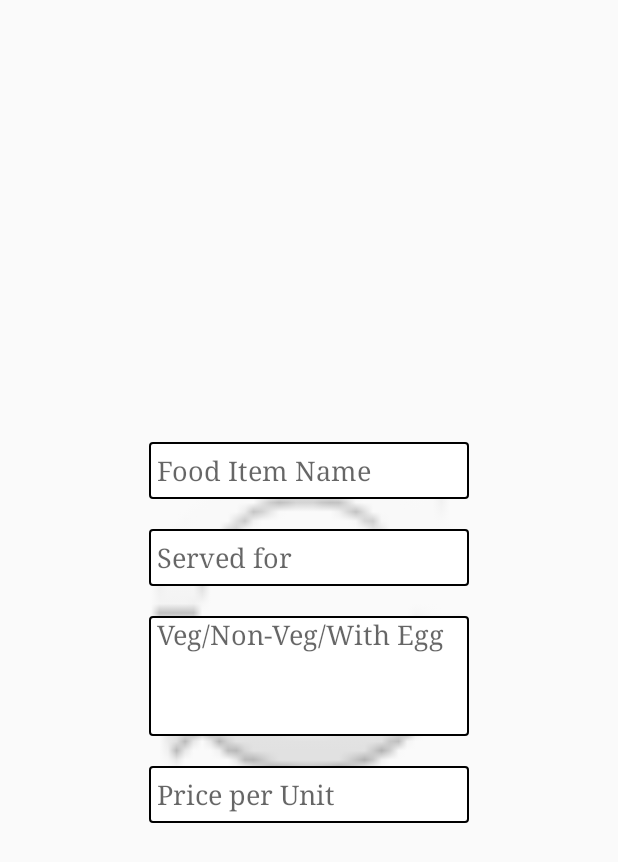
After one commit to MITIN33/NeighbourFoodAndroid, an Android app: the layout add_seller_items_dialog_prompt.xml on its own in the app's theme, with its tools: preview values and no code run, on a phone screen of 412 x 824 dp. The commit adds this screen. Shown: the top 862 px of the screen. Run offline under Robolectric (Android 15) with nearby library versions, the phone set to English and light mode, and no system bars.

Commit message:
Add Seller Dialog POC

```diff
--- /dev/null
+++ b/app/src/main/res/layout/add_seller_items_dialog_prompt.xml
@@ -0,0 +1,65 @@
+<?xml version="1.0" encoding="utf-8"?>
+<LinearLayout xmlns:android="http://schemas.android.com/apk/res/android"
+    android:layout_width="wrap_content"
+    android:id="@+id/popup"
+    android:layout_height="wrap_content"
+    android:layout_gravity="center"
+    android:background="@android:drawable/ic_popup_sync"
+    android:padding="10dp"
+    android:orientation="vertical" >
+
+    <EditText
+        android:id="@+id/seller_food_item_name"
+        android:layout_width="match_parent"
+        android:layout_height="38dp"
+        android:layout_marginLeft="20dp"
+        android:layout_marginRight="20dp"
+        android:layout_marginTop="20dp"
+        android:background="@drawable/edit_text_border"
+        android:fontFamily="serif"
+        android:hint="Food Item Name"
+        android:inputType="textCapWords"
+        android:paddingStart="5dp" />
+    <requestFocus />
+
+    <EditText
+        android:id="@+id/seller_food_item_served_for"
+        android:layout_width="match_parent"
+        android:layout_height="38dp"
+        android:layout_marginLeft="20dp"
+        android:layout_marginRight="20dp"
+        android:layout_marginTop="20dp"
+        android:background="@drawable/edit_text_border"
+        android:fontFamily="serif"
+        android:hint="Served for"
+        android:inputType="textCapWords"
+        android:paddingStart="5dp" />
+
+    <EditText
+        android:id="@+id/seller_food_item_desc"
+        android:layout_width="match_parent"
+        android:layout_height="80dp"
+        android:layout_marginLeft="20dp"
+        android:layout_marginRight="20dp"
+        android:layout_marginTop="20dp"
+        android:background="@drawable/edit_text_border"
+        android:fontFamily="serif"
+        android:hint="Veg/Non-Veg/With Egg"
+        android:ems="10"
+        android:gravity="start"
+        android:inputType="textMultiLine"
+        android:paddingStart="5dp" />
+    <EditText
+        android:id="@+id/seller_food_item_price"
+        android:layout_width="match_parent"
+        android:layout_height="38dp"
+        android:layout_marginLeft="20dp"
+        android:layout_marginRight="20dp"
+        android:layout_marginTop="20dp"
+        android:background="@drawable/edit_text_border"
+        android:fontFamily="serif"
+        android:hint="Price per Unit"
+        android:inputType="textCapWords"
+        android:paddingStart="5dp" />
+
+</LinearLayout>
```
Also changed, not shown: app/src/main/java/com/start/neighbourfood/fragments/AddSellerItemDialogFragment.java (added, +174 -0 lines), app/src/main/java/com/start/neighbourfood/pages/HomeActivity.java (+2 -22 lines), app/src/main/res/layout/fragment_plus_one.xml (added, +16 -0 lines), app/src/main/res/layout/fragment_seller_item.xml (+10 -0 lines).
